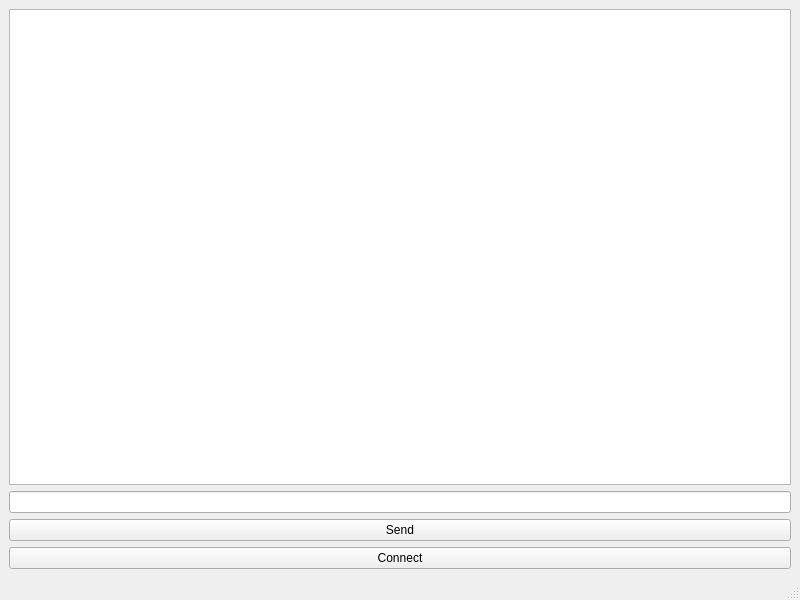
Above: mainwindow.ui from miikeGit/P2PClient before the change. Below: the same form after it.
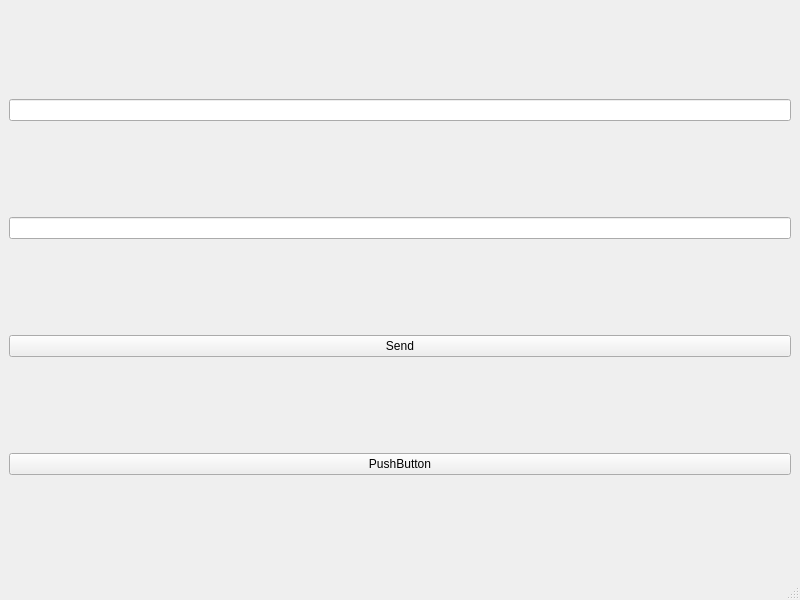
That is the form after the change.

Commit message: p2p established

Diff of the .ui file:
```diff
--- a/mainwindow.ui
+++ b/mainwindow.ui
@@ -16,7 +16,7 @@
   <widget class="QWidget" name="centralwidget">
    <layout class="QVBoxLayout" name="verticalLayout">
     <item>
-     <widget class="QTextEdit" name="logTextEdit"/>
+     <widget class="QLineEdit" name="targetIdLineEdit"/>
     </item>
     <item>
      <widget class="QLineEdit" name="messageLineEdit"/>
@@ -31,7 +31,7 @@
     <item>
      <widget class="QPushButton" name="connectButton">
       <property name="text">
-       <string>Connect</string>
+       <string>PushButton</string>
       </property>
      </widget>
     </item>
```
Left out of the diff: 2 changed lines with no effect on the pictures. The commit also changes 2 other files.
